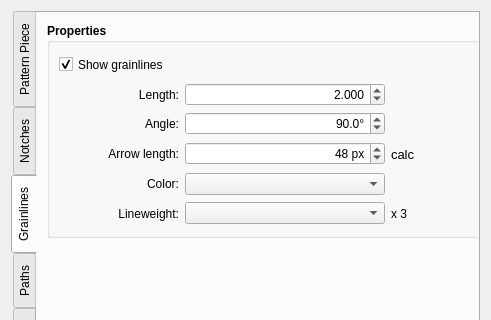
First picture: the form in src/app/seamly2d/dialogs/configpages/preferencespatternpage.ui, repository seamly/Seamly2D, before the edit; both pictures show x 0 to 491 and y 0 to 320 of the 491 by 570 pixel window.
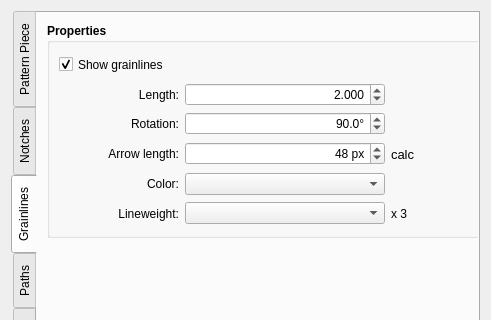
Second picture: the form after the edit. The open tabs and pages were chosen to show the change. Icons and pictures are not drawn. Custom widgets are drawn as their Qt base class.

```diff
--- a/src/app/seamly2d/dialogs/configpages/preferencespatternpage.ui
+++ b/src/app/seamly2d/dialogs/configpages/preferencespatternpage.ui
@@ -856,7 +856,7 @@
              </font>
             </property>
             <property name="text">
-             <string>Angle:</string>
+             <string>Rotation:</string>
             </property>
             <property name="alignment">
              <set>Qt::AlignRight|Qt::AlignTrailing|Qt::AlignVCenter</set>
```
